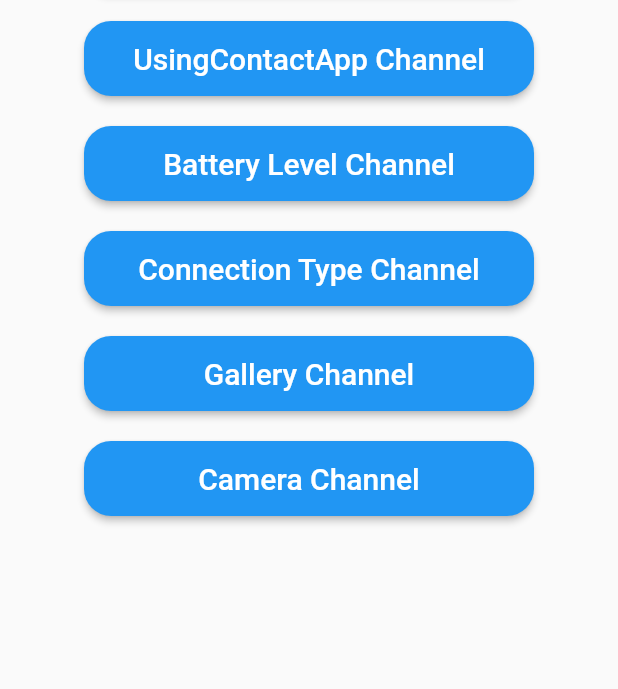
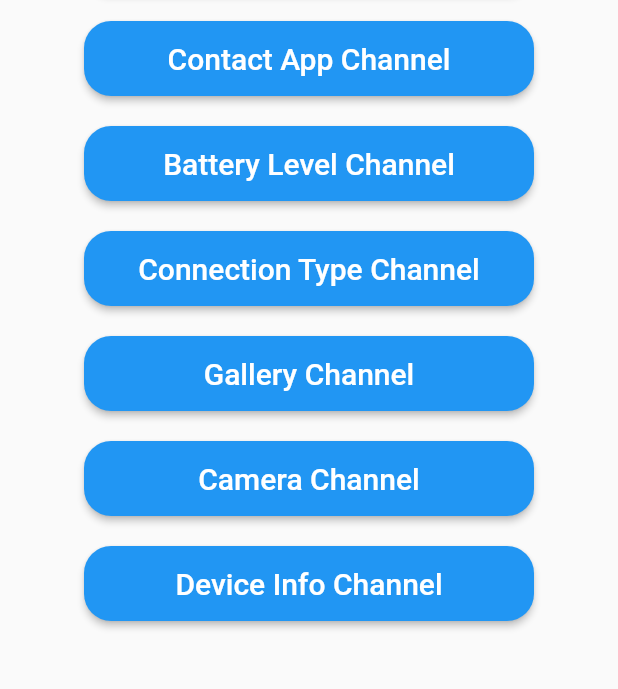
Before and after one commit to lianhdez95/demo_contact_channels, a Flutter app: the screen it shows after launch, on a phone screen of 412 x 824 dp, the part 243-932 px from its top. Run offline on Flutter 3.47's test engine with Material 2 defaults, Android fonts, the light colour scheme and no system bars.

Commit message:
Modified: AndroidManifest.xml, MainActivity.kt, home_page.dart, main.dart Added: ContactPickerManager.kt

```diff
--- a/lib/main.dart
+++ b/lib/main.dart
@@ -2,6 +2,7 @@
 import 'package:another_contact_channel/pages/battery_status_chanel_page.dart';
 import 'package:another_contact_channel/pages/check_connection_channel_page.dart';
 import 'package:another_contact_channel/pages/contact_picker_channel_page.dart';
+// import 'package:another_contact_channel/pages/device_info_channel_page.dart';
 import 'package:another_contact_channel/pages/get_contacts_channel_page.dart';
 import 'package:another_contact_channel/pages/home_page.dart';
 import 'package:flutter/material.dart';
@@ -21,7 +22,8 @@ class MyApp extends StatelessWidget {
         '/contact_channel': (_) => const GetContactsChannelPage(),
         '/battery_channel': (_) => const BatteryStatusChannelPage(),
         '/connection_channel': (_) => const CheckConnectionChannelPage(),
-        '/contact_picker_channel': (_) =>const ContactPickerChannelPage()
+        '/contact_picker_channel': (_) => const ContactPickerChannelPage(),
+        // '/device_info_channel': (_) => const DeviceInfoChannelPage()
       },
     );
   }
--- a/lib/pages/home_page.dart
+++ b/lib/pages/home_page.dart
@@ -12,119 +12,48 @@ class HomePage extends StatelessWidget {
           padding: const EdgeInsets.all(50),
           child: Column(
             children: [
-              ElevatedButton(
-                onPressed: () {
-                  Navigator.pushNamed(context, '/contact_channel');
-                },
-                style: ButtonStyle(
-                    shape: MaterialStateProperty.all<RoundedRectangleBorder>(
-                        RoundedRectangleBorder(
-                            borderRadius: BorderRadius.circular(18.0))),
-                    minimumSize:
-                        MaterialStateProperty.all<Size>(const Size(300, 50))),
-                child: const Text(
-                  'Contact Channel',
-                  style: TextStyle(fontSize: 20),
-                ),
-              ),
+              _app_button('Contact Channel', '/contact_channel', context),
               const SizedBox(height: 20),
-
-              ElevatedButton(
-                onPressed: () {
-                  Navigator.pushNamed(context, '/contact_picker_channel');
-                  // ScaffoldMessenger.of(context).showSnackBar(const SnackBar(
-                  //   content: Text('No implementado'),
-                  //   duration: Duration(seconds: 2),
-                  // ));
-                },
-                style: ButtonStyle(
-                    shape: MaterialStateProperty.all<RoundedRectangleBorder>(
-                        RoundedRectangleBorder(
-                            borderRadius: BorderRadius.circular(18.0))),
-                    minimumSize:
-                        MaterialStateProperty.all<Size>(const Size(300, 50))),
-                child: const Text(
-                  'UsingContactApp Channel',
-                  style: TextStyle(fontSize: 20),
-                ),
-              ),
+              _app_button('Contact App Channel', '/contact_picker_channel', context),
               const SizedBox(height: 20),
-
-              ElevatedButton(
-                onPressed: () {
-                  Navigator.pushNamed(context, '/battery_channel');
-                },
-                style: ButtonStyle(
-                    shape: MaterialStateProperty.all<RoundedRectangleBorder>(
-                        RoundedRectangleBorder(
-                            borderRadius: BorderRadius.circular(18.0))),
-                    minimumSize:
-                        MaterialStateProperty.all<Size>(const Size(300, 50))),
-                child: const Text('Battery Level Channel',
-                    style: TextStyle(fontSize: 20)),
-              ),
+              _app_button('Battery Level Channel', '/battery_channel', context),
               const SizedBox(height: 20),
-
-              ElevatedButton(
-                onPressed: () {
-                  Navigator.pushNamed(context, '/connection_channel');
-                  // ScaffoldMessenger.of(context).showSnackBar(const SnackBar(
-                  //   content: Text('No implementado'),
-                  //   duration: Duration(seconds: 2),
-                  // ));
-                },
-                style: ButtonStyle(
-                    shape: MaterialStateProperty.all<RoundedRectangleBorder>(
-                        RoundedRectangleBorder(
-                            borderRadius: BorderRadius.circular(18.0))),
-                    minimumSize:
-                        MaterialStateProperty.all<Size>(const Size(300, 50))),
-                child: const Text('Connection Type Channel',
-                    style: TextStyle(fontSize: 20)),
-              ),
+              _app_button('Connection Type Channel', '/connection_channel', context),
               const SizedBox(height: 20),
-
-              ElevatedButton(
-                onPressed: () {
-                  ScaffoldMessenger.of(context).showSnackBar(const SnackBar(
-                    content: Text('No implementado'),
-                    duration: Duration(seconds: 2),
-                  ));
-                },
-                style: ButtonStyle(
-                    shape: MaterialStateProperty.all<RoundedRectangleBorder>(
-                        RoundedRectangleBorder(
-                            borderRadius: BorderRadius.circular(18.0))),
-                    minimumSize:
-                        MaterialStateProperty.all<Size>(const Size(300, 50))),
-                child: const Text('Gallery Channel',
-                    style: TextStyle(fontSize: 20)),
-              ),
+              _app_button('Gallery Channel', '', context),
               const SizedBox(height: 20),
-
-              ElevatedButton(
-                onPressed: () {
-                  // Agrega el código para navegar a la ruta correspondiente
-                  ScaffoldMessenger.of(context).showSnackBar(const SnackBar(
-                    content: Text('No implementado'),
-                    duration: Duration(seconds: 2),
-                  ));
-                },
-                style: ButtonStyle(
-                    shape: MaterialStateProperty.all<RoundedRectangleBorder>(
-                        RoundedRectangleBorder(
-                            borderRadius: BorderRadius.circular(18.0))),
-                    minimumSize:
-                        MaterialStateProperty.all<Size>(const Size(300, 50))),
-                child: const Text(
-                  'Camera Channel',
-                  style: TextStyle(fontSize: 20),
-                ),
-              ),
+              _app_button('Camera Channel', '', context),
+              const SizedBox(height: 20),
+              _app_button('Device Info Channel', '', context)
             ],
           ),
         ),
       ),
     );
   }
+
+  Widget _app_button(String text, String route, BuildContext context){
+    return ElevatedButton(
+      onPressed: () {
+        // Agrega el código para navegar a la ruta correspondiente
+        route.isEmpty
+            ? ScaffoldMessenger.of(context).showSnackBar(const SnackBar(
+                content: Text('No implementado'),
+                duration: Duration(seconds: 2),
+              ))
+            : Navigator.pushNamed(context, route);
+
+      },
+      style: ButtonStyle(
+          shape: MaterialStateProperty.all<RoundedRectangleBorder>(
+              RoundedRectangleBorder(
+                  borderRadius: BorderRadius.circular(18.0))),
+          minimumSize:
+          MaterialStateProperty.all<Size>(const Size(300, 50))),
+      child: Text(
+        text,
+        style: const TextStyle(fontSize: 20),
+      ),
+    );
+  }
 }
```
Also changed, not shown: 3 other files.
